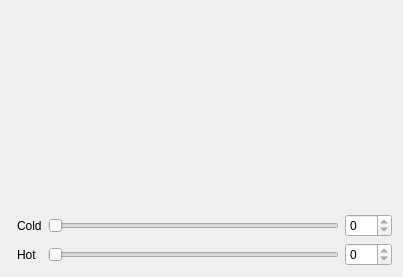
Old version of the form Qt/NewMoonLight/Test_NewMoonLight_firmware/src/mainbox/ui/mainbox.ui in the repository RinatB2017/mega_GIT.
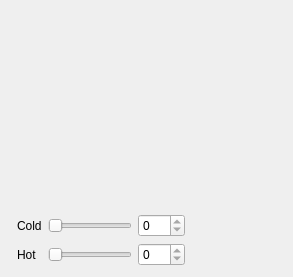
New version of the form.

Patch:
```diff
--- a/Qt/NewMoonLight/Test_NewMoonLight_firmware/src/mainbox/ui/mainbox.ui
+++ b/Qt/NewMoonLight/Test_NewMoonLight_firmware/src/mainbox/ui/mainbox.ui
@@ -6,7 +6,7 @@
    <rect>
     <x>0</x>
     <y>0</y>
-    <width>403</width>
+    <width>293</width>
     <height>277</height>
    </rect>
   </property>
@@ -96,6 +96,19 @@
      </item>
     </layout>
    </item>
+   <item>
+    <spacer name="horizontalSpacer">
+     <property name="orientation">
+      <enum>Qt::Horizontal</enum>
+     </property>
+     <property name="sizeHint" stdset="0">
+      <size>
+       <width>40</width>
+       <height>20</height>
+      </size>
+     </property>
+    </spacer>
+   </item>
   </layout>
  </widget>
  <resources/>
```
